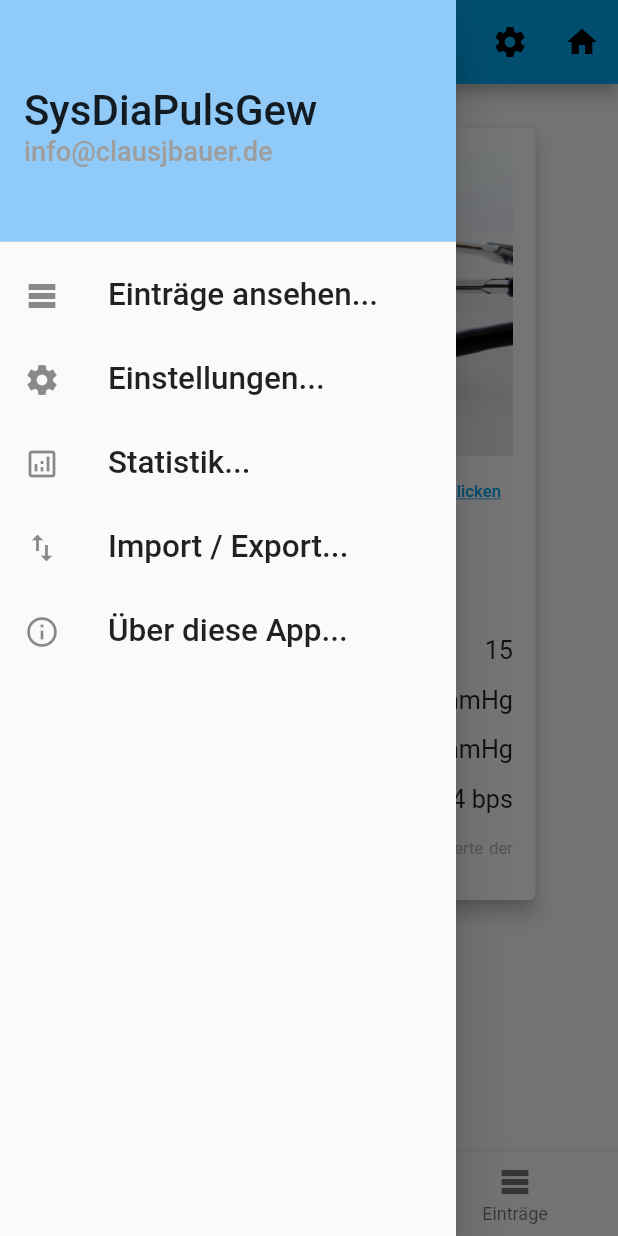
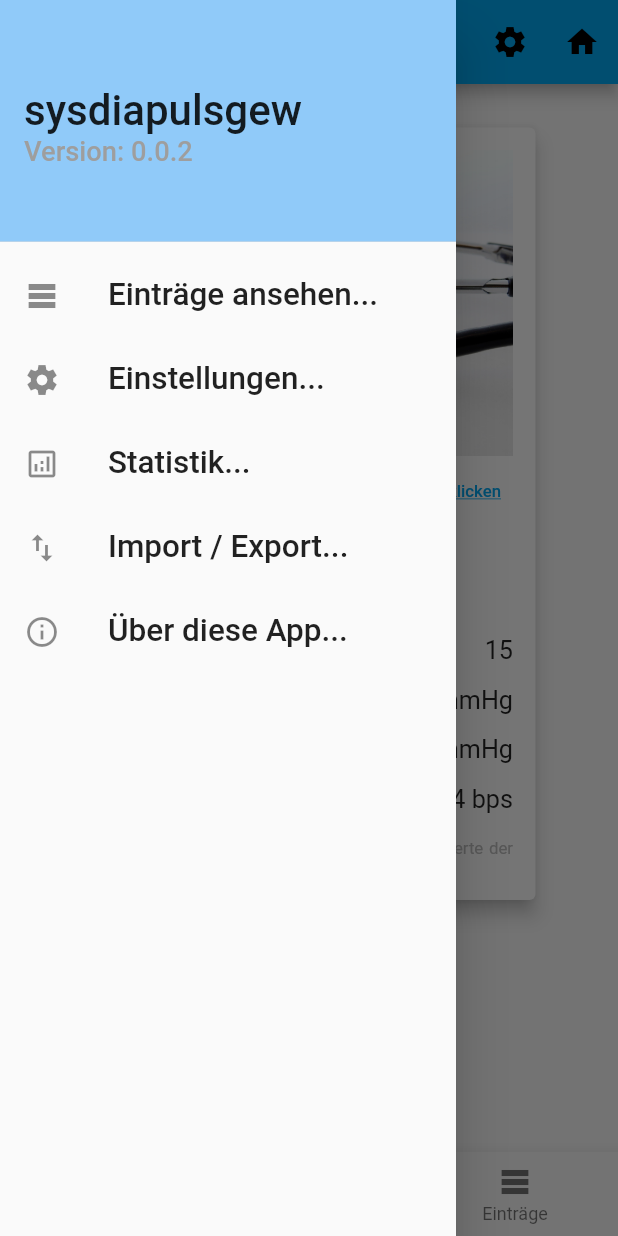
Before and after one commit to CJBNBG/SysDiaPulsGew, a Flutter app: the screen it shows after launch, with the side drawer open, on a phone screen of 412 x 824 dp. Run offline on Flutter 3.47's test engine with Material 2 defaults, Android fonts, the phone set to English and light mode, and no system bars; our stand-ins replace package_info_plus.

Commit message:
Version im Menu anzeigen

```diff
--- a/lib/main.dart
+++ b/lib/main.dart
@@ -1,5 +1,6 @@
 import 'package:flutter/material.dart';
 import 'package:url_launcher/url_launcher.dart';
+import 'package:package_info_plus/package_info_plus.dart';
 
 void main() {
   runApp(const MyApp());
@@ -27,11 +28,41 @@ class MyHomePage extends StatefulWidget {
   final String title;
 
   @override
-  State<MyHomePage> createState() => _MyHomePageState();
+  State<MyHomePage> createState() {
+    return _MyHomePageState();
+  }
 }
 
 class _MyHomePageState extends State<MyHomePage> {
   int _selectedIndex = 0;
+
+  PackageInfo _packageInfo = PackageInfo(
+    appName: 'Unknown',
+    packageName: 'Unknown',
+    version: 'Unknown',
+    buildNumber: 'Unknown',
+    buildSignature: 'Unknown',
+  );
+
+  @override
+  void initState() {
+    super.initState();
+    _initPackageInfo();
+  }
+
+  Future<void> _initPackageInfo() async {
+    final info = await PackageInfo.fromPlatform();
+    setState(() {
+      _packageInfo = info;
+    });
+  }
+
+  Widget _infoTile(String title, String subtitle) {
+    return ListTile(
+      title: Text(title),
+      subtitle: Text(subtitle.isEmpty ? 'Not set' : subtitle),
+    );
+  }
 
   void _onItemTapped(int index) {
     setState(() {
@@ -77,7 +108,7 @@ class _MyHomePageState extends State<MyHomePage> {
             ),
           ],
         ),
-        drawer: myMenuWidget(),
+        drawer: myMenuWidget(ThePackageInfo: _packageInfo),
         body: Padding(
           padding: const EdgeInsets.symmetric(vertical: 25, horizontal: 25),
           child: Row(
@@ -190,11 +221,11 @@ class _MyHomePageState extends State<MyHomePage> {
 }
 
 class myMenuWidget extends StatelessWidget {
-  int _selectedMenuIndex = 0;
+  final PackageInfo ThePackageInfo;
 
   myMenuWidget({
-    Key? key,
-  }) : super(key: key);
+    Key? key, required this.ThePackageInfo,
+  }) : super(key: key,);
 
   static TapRoutine(BuildContext context, int Index)  {
     String x = "?";
@@ -245,11 +276,11 @@ class myMenuWidget extends StatelessWidget {
               crossAxisAlignment: CrossAxisAlignment.start,
               children: [
                 Text(
-                  'SysDiaPulsGew',
+                  this.ThePackageInfo.appName,
                   textScaleFactor: 2.0,
                 ),
                 Text(
-                  'info@clausjbauer.de',
+                  'Version: ' + this.ThePackageInfo.version,
                   textScaleFactor: 1.3,
                   style: TextStyle(
                     color: Colors.grey[500],
@@ -266,7 +297,7 @@ class myMenuWidget extends StatelessWidget {
             ),
             onTap: () {
               Navigator.pop(context);
-              TapRoutine(context, 1);
+              TapRoutine(context, 1,);
             },
           ),
           ListTile(
--- a/pubspec.yaml
+++ b/pubspec.yaml
@@ -35,6 +35,7 @@ dependencies:
   # Use with the CupertinoIcons class for iOS style icons.
   cupertino_icons: ^1.0.2
   url_launcher: ^6.0.13
+  package_info_plus: ^1.3.0
 
 dev_dependencies:
   flutter_test:
```
Also changed, not shown: pubspec.lock.
